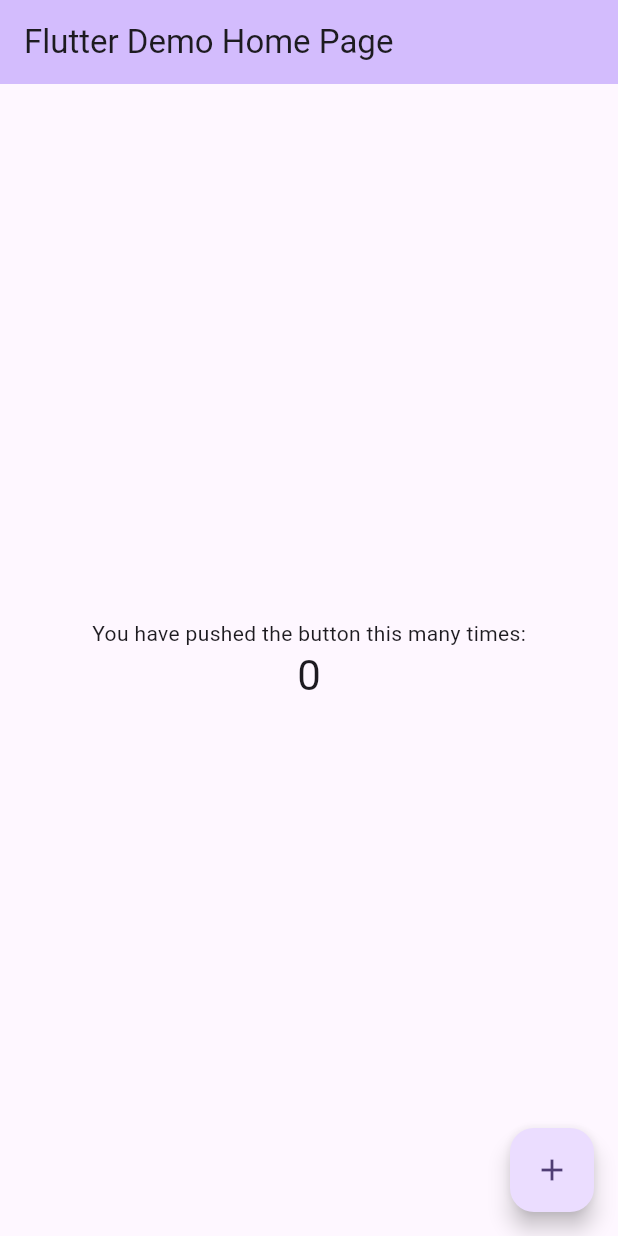
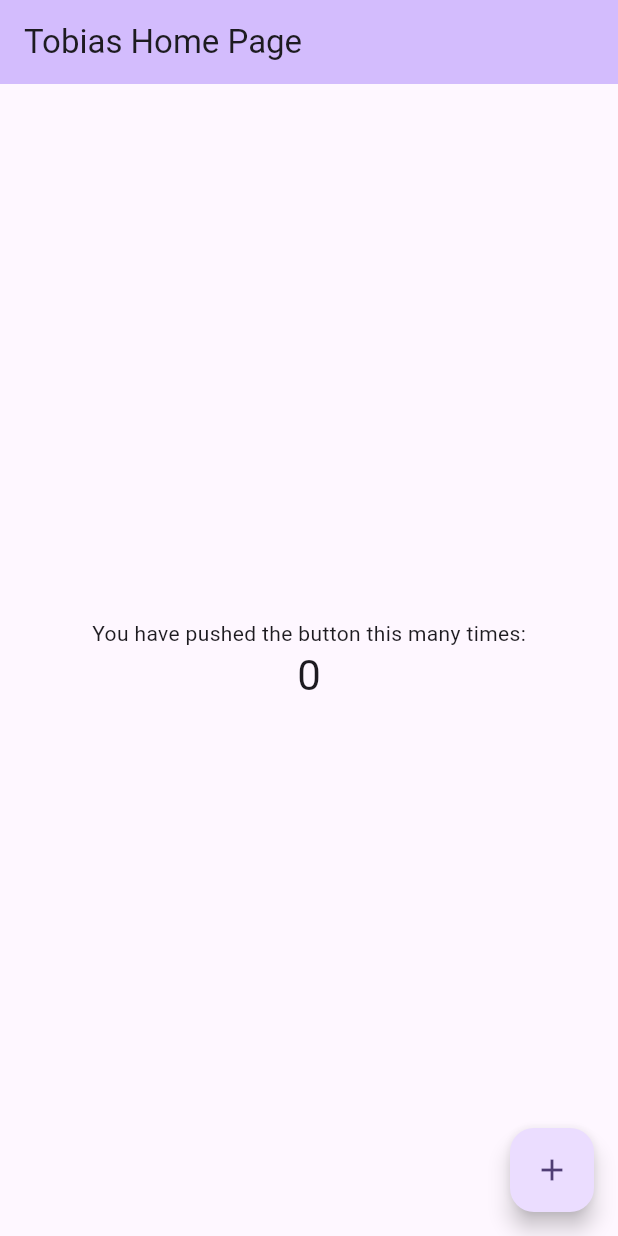
Before and after one commit to tobiassnoweb/demo, a Flutter app: the screen it shows after launch, on a phone screen of 412 x 824 dp. Run offline on Flutter 3.47's test engine with Material 3 defaults, Android fonts, the phone set to English and light mode, and no system bars.

Commit message:
Title change

```diff
--- a/demo/lib/main.dart
+++ b/demo/lib/main.dart
@@ -11,7 +11,7 @@ class MyApp extends StatelessWidget {
   @override
   Widget build(BuildContext context) {
     return MaterialApp(
-      title: 'Flutter Demo',
+      title: 'Tobias Demo',
       theme: ThemeData(
         // This is the theme of your application.
         //
@@ -30,7 +30,7 @@ class MyApp extends StatelessWidget {
         // tested with just a hot reload.
         colorScheme: ColorScheme.fromSeed(seedColor: Colors.deepPurple),
       ),
-      home: const MyHomePage(title: 'Flutter Demo Home Page'),
+      home: const MyHomePage(title: 'Tobias Home Page'),
     );
   }
 }
```
